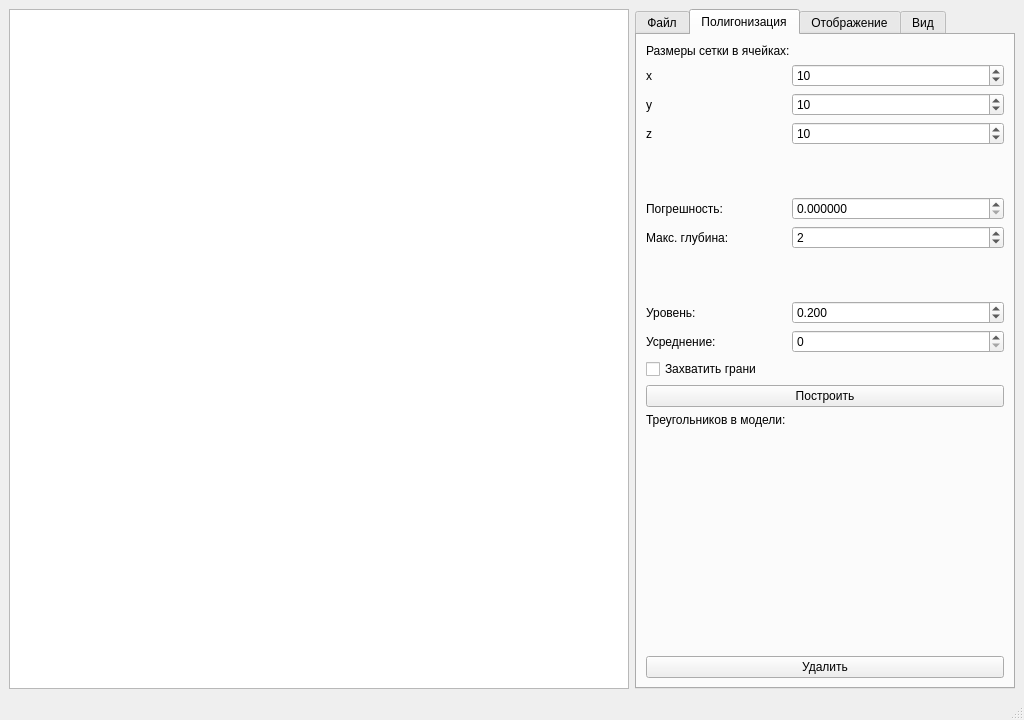
Before: the Qt Designer form mainwindow.ui in maxhha/bmstu-iu7-cg-cp, drawn with Qt 5.
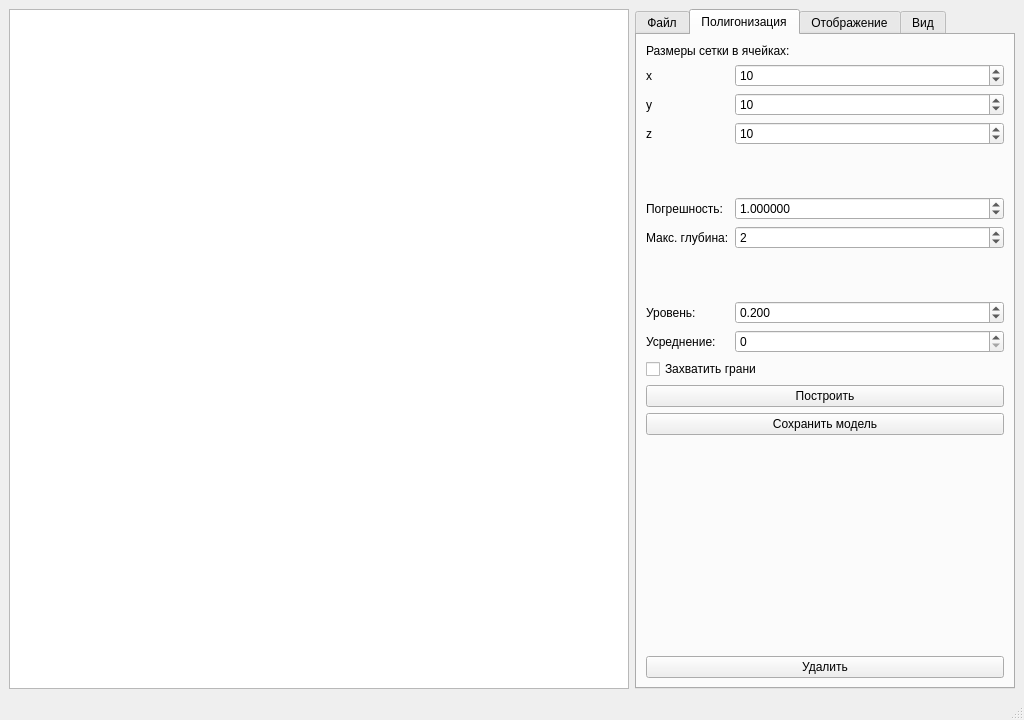
After: the same form once the commit is applied. The open tabs and pages were chosen to show the change. Custom widgets are drawn as their Qt base class.

The edit to the form file:
```diff
--- a/mainwindow.ui
+++ b/mainwindow.ui
@@ -31,7 +31,7 @@
        </size>
       </property>
       <property name="currentIndex">
-       <number>0</number>
+       <number>1</number>
       </property>
       <widget class="QWidget" name="load">
        <attribute name="title">
@@ -318,6 +318,9 @@
           <property name="stepType">
            <enum>QAbstractSpinBox::AdaptiveDecimalStepType</enum>
           </property>
+          <property name="value">
+           <double>1.000000000000000</double>
+          </property>
          </widget>
         </item>
         <item row="6" column="0">
@@ -389,6 +392,13 @@
         <item row="9" column="1">
          <widget class="QSpinBox" name="inputAverage"/>
         </item>
+        <item row="10" column="0" colspan="2">
+         <widget class="QCheckBox" name="inputIncludeEdges">
+          <property name="text">
+           <string>Захватить грани</string>
+          </property>
+         </widget>
+        </item>
         <item row="11" column="0" colspan="2">
          <widget class="QPushButton" name="buttonPolygonize">
           <property name="text">
@@ -396,21 +406,7 @@
           </property>
          </widget>
         </item>
-        <item row="12" column="0">
-         <widget class="QLabel" name="label_25">
-          <property name="text">
-           <string>Треугольников в модели:</string>
-          </property>
-         </widget>
-        </item>
-        <item row="12" column="1">
-         <widget class="QLabel" name="labelTriangles">
-          <property name="text">
-           <string/>
-          </property>
-         </widget>
-        </item>
-        <item row="14" column="0" colspan="2">
+        <item row="13" column="0" colspan="2">
          <spacer name="verticalSpacer_4">
           <property name="orientation">
            <enum>Qt::Vertical</enum>
@@ -423,17 +419,17 @@
           </property>
          </spacer>
         </item>
-        <item row="15" column="0" colspan="2">
+        <item row="14" column="0" colspan="2">
          <widget class="QPushButton" name="buttonRemoveMesh">
           <property name="text">
            <string>Удалить</string>
           </property>
          </widget>
         </item>
-        <item row="10" column="0" colspan="2">
-         <widget class="QCheckBox" name="inputIncludeEdges">
+        <item row="12" column="0" colspan="2">
+         <widget class="QPushButton" name="buttonSaveMesh">
           <property name="text">
-           <string>Захватить грани</string>
+           <string>Cохранить модель</string>
           </property>
          </widget>
         </item>
```
